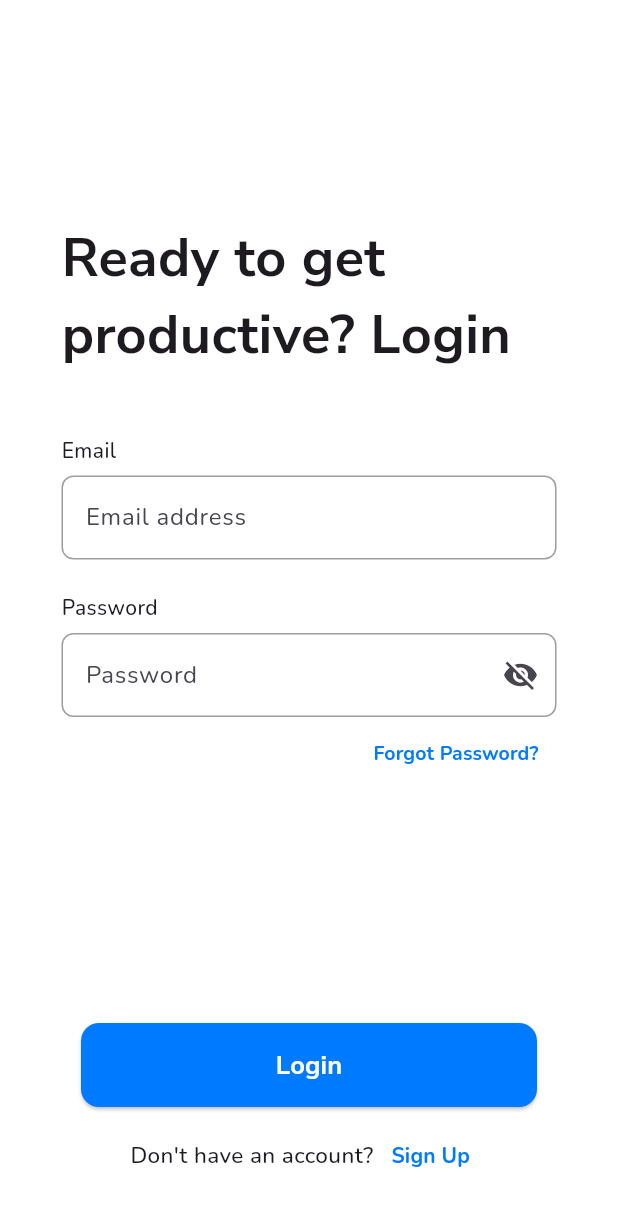
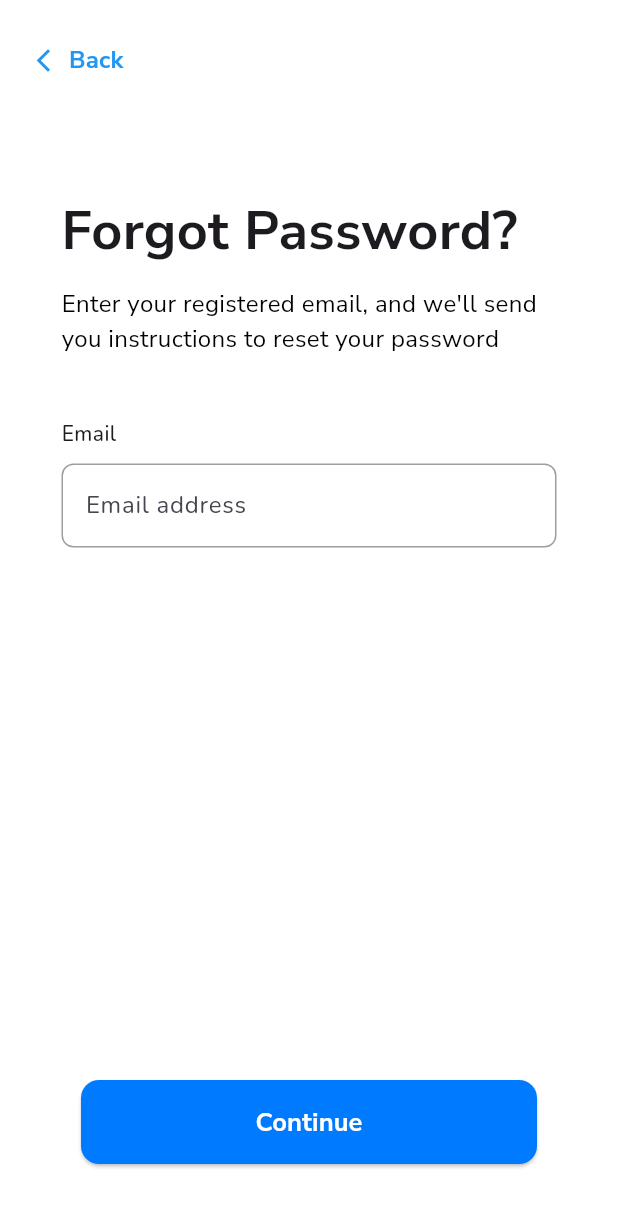
Before and after one commit to sowban-mohd/Notes-app-with-Flutter, a Flutter app: the screen it shows after launch, after a tap on "Skip", after a tap on "Forgot Password?", on a phone screen of 412 x 824 dp. Shown: the top 1207 px of the screen. Run offline on Flutter 3.47's test engine with Material 3 defaults, Android fonts, the phone set to English and light mode, and no system bars; our stand-ins replace firebase_auth, firebase_core, flutter_riverpod, go_router, google_fonts; missing offline and left inert: password_strength; accounts and stored records are empty; generated files the repository leaves out were written again.

Commit message:
Added a password reset screen and functionality, Authentication screens are complete!!

```diff
--- a/lib/main.dart
+++ b/lib/main.dart
@@ -1,5 +1,7 @@
 import 'package:flutter/material.dart';
 import 'package:go_router/go_router.dart';
+import 'package:notetakingapp1/screens/access_confirmation_screen.dart';
+import 'package:notetakingapp1/screens/forgot_password_screen.dart';
 import 'screens/login_screen.dart';
 import 'screens/obscreens.dart';
 import 'screens/signup_screen.dart';
@@ -34,16 +36,23 @@ final GoRouter _router = GoRouter(
       builder: (context, state) => OnboardingScreens(),
     ),
     GoRoute(
-      path: '/LoginScreen',
+      path: '/login',
       builder: (context, state) => LoginScreen(),
     ),
     GoRoute(
-      path: '/NotesScreen',
+      path: '/home',
       builder: (context, state) => NotesScreen(),
     ),
     GoRoute(
-      path: '/SignUpScreen',
+      path: '/signup',
       builder: (context, state) => SignUpScreen(),
+    ),
+    GoRoute(
+      path: '/password-reset',
+      builder: (context, state) => ForgotPasswordScreen(),
+      ),
+      GoRoute(path: '/access-confirm',
+      builder: (context, state) => AccessConfirmationScreen(),
     ),
   ],
 );
--- a/lib/providers/auth_state_provider.dart
+++ b/lib/providers/auth_state_provider.dart
@@ -28,7 +28,7 @@ class AuthStateNotifier extends StateNotifier<AuthState> {
 
   Future<void> authenticate(String email, String password,
       {bool isSignup = false}) async {
-        state = AuthState(isLoading: true);
+    state = AuthState(isLoading: true);
     if (email.isEmpty || password.isEmpty) {
       state = AuthState(
         emailError: email.isEmpty ? 'Email cannot be empty.' : null,
@@ -42,12 +42,30 @@ class AuthStateNotifier extends StateNotifier<AuthState> {
       if (isSignup) {
         await _auth.createUserWithEmailAndPassword(
             email: email, password: password);
-        state = AuthState(successMessage: 'Sign up is successful, Now login', isLoading: false);
+        state = AuthState(
+            successMessage: 'Sign up is successful, Now login',
+            isLoading: false);
       } else {
         await _auth.signInWithEmailAndPassword(
             email: email, password: password);
-        clearError();
+        state = AuthState(successMessage: 'Login is successful', isLoading: false);
       }
+    } on FirebaseAuthException catch (e) {
+      _handleAuthError(e);
+    }
+  }
+
+  void passwordreset(String email) async {
+    state = AuthState(isLoading: true);
+    if (email.isEmpty) {
+      state = AuthState(emailError: 'Email cannot be empty.', isLoading: false);
+      return;
+    }
+    try {
+      await _auth.sendPasswordResetEmail(email: email);
+      state = AuthState(
+          successMessage: 'Password reset email sent',
+          isLoading: false);
     } on FirebaseAuthException catch (e) {
       _handleAuthError(e);
     }
@@ -98,6 +116,5 @@ class AuthStateNotifier extends StateNotifier<AuthState> {
   }
 }
 
-
 final authStateProvider = StateNotifierProvider<AuthStateNotifier, AuthState>(
     (ref) => AuthStateNotifier());
--- a/lib/providers/controllers_provider.dart
+++ b/lib/providers/controllers_provider.dart
@@ -4,10 +4,12 @@ import 'package:flutter_riverpod/flutter_riverpod.dart';
 class Controllers {
   final LoginControllers loginControllers;
   final SignUpControllers signUpControllers;
+  final ForgotPasswordController forgotPasswordController;
 
   Controllers({
     required this.loginControllers,
     required this.signUpControllers,
+    required this.forgotPasswordController,
   });
 }
 
@@ -37,6 +39,16 @@ class SignUpControllers {
   }
 }
 
+class ForgotPasswordController {
+  final TextEditingController emailController;
+
+  const ForgotPasswordController({required this.emailController});
+
+  void dispose(){
+    emailController.dispose();
+  }
+}
+
 final controllersProvider = Provider.autoDispose((ref) {
   final loginControllers = LoginControllers(
       emailController: TextEditingController(),
@@ -45,14 +57,19 @@ final controllersProvider = Provider.autoDispose((ref) {
       emailController: TextEditingController(),
       passwordController: TextEditingController());
 
+  final forgotPasswordController = ForgotPasswordController(
+      emailController: TextEditingController());
+
   ref.onDispose(() {
     loginControllers.dispose();
     signupControllers.dispose();
+    forgotPasswordController.dispose();
   });
 
   return Controllers(
     loginControllers: loginControllers,
     signUpControllers: signupControllers,
+    forgotPasswordController: forgotPasswordController,
   );
 });
 
--- /dev/null
+++ b/lib/screens/forgot_password_screen.dart
@@ -0,0 +1,179 @@
+import 'package:flutter/material.dart';
+import 'package:flutter_riverpod/flutter_riverpod.dart';
+import 'package:go_router/go_router.dart';
+import 'package:google_fonts/google_fonts.dart';
+import 'package:notetakingapp1/providers/auth_state_provider.dart';
+import 'package:notetakingapp1/providers/controllers_provider.dart';
+
+class ForgotPasswordScreen extends ConsumerWidget {
+  const ForgotPasswordScreen({super.key});
+
+  @override
+  Widget build(BuildContext context, WidgetRef ref) {
+    final emailController =
+        ref.watch(controllersProvider).forgotPasswordController.emailController;
+    final authState = ref.watch(authStateProvider);
+    final authNotifier = ref.read(authStateProvider.notifier);
+
+    if (authState.generalError != null) {
+      WidgetsBinding.instance.addPostFrameCallback((_) {
+        ScaffoldMessenger.of(context).showSnackBar(
+          SnackBar(
+            content: Text(authState.generalError!),
+          ),
+        );
+      });
+    }
+
+    ref.listen(authStateProvider, (previous, next){
+      if(next.successMessage == 'Password reset email sent'){
+        context.go('/access-confirm');
+      }
+    });
+
+    return Scaffold(
+      backgroundColor: Colors.white,
+      body: SafeArea(
+        child: Padding(
+          padding:
+              EdgeInsets.only(left: 8.0, right: 8.0, top: 16.0, bottom: 48.0),
+          child: Column(
+            children: [
+              Expanded(
+                  child: SingleChildScrollView(
+                child: Column(
+                  children: [
+                    Align(
+                      alignment: Alignment.topLeft,
+                      child: TextButton.icon(
+                        onPressed: () {
+                          authNotifier.clearError();
+                          context.go('/login');
+                        },
+                        icon: const Icon(Icons.arrow_back_ios_new,
+                            color: Colors.blue),
+                        label: Text(
+                          "Back",
+                          style: GoogleFonts.nunitoSans(
+                            color: Colors.blue,
+                            fontSize: 16.0,
+                            fontWeight: FontWeight.bold,
+                          ),
+                        ),
+                      ),
+                    ),
+                    SizedBox(height: 64.0),
+                    Padding(
+                      padding: const EdgeInsets.symmetric(horizontal: 8.0),
+                      child: SizedBox(
+                        width: 330,
+                        child: Column(
+                          crossAxisAlignment: CrossAxisAlignment.start,
+                          children: [
+                            Text(
+                              'Forgot Password?',
+                              textAlign: TextAlign.center,
+                              style: GoogleFonts.nunitoSans(
+                                  fontSize: 36.0, fontWeight: FontWeight.w700),
+                            ),
+                            SizedBox(height: 12.0),
+                            Text(
+                              'Enter your registered email, and we\'ll send you instructions to reset your password',
+                              style: GoogleFonts.nunitoSans(
+                                fontSize: 16,
+                                color: Colors.black.withValues(alpha: 25.0),
+                              ),
+                            ),
+
+                            SizedBox(height: 42.0),
+
+                            //Email label
+                            Text('Email',
+                                style: GoogleFonts.nunito(
+                                    fontSize: 14.0,
+                                    fontWeight: FontWeight.w500)),
+                            const SizedBox(height: 10.0),
+                            //Email Textfield
+                            Theme(
+                              data: ThemeData(
+                                textSelectionTheme: TextSelectionThemeData(
+                                  cursorColor: Colors.blue,
+                                  selectionColor: Colors.blue.withAlpha(51),
+                                  selectionHandleColor: Colors.blue,
+                                ),
+                              ),
+                              child: TextField(
+                                controller: emailController,
+                                keyboardType: TextInputType.emailAddress,
+                                onTap: authNotifier.clearError,
+                                decoration: InputDecoration(
+                                  hintText: 'Email address',
+                                  hintStyle: GoogleFonts.nunito(),
+                                  enabledBorder: OutlineInputBorder(
+                                    borderRadius: BorderRadius.circular(8.0),
+                                    borderSide: BorderSide(
+                                      color: authState.emailError != null
+                                          ? Colors.red
+                                          : Colors.grey,
+                                    ),
+                                  ),
+                                  focusedBorder: OutlineInputBorder(
+                                    borderRadius: BorderRadius.circular(12.0),
+                                    borderSide: BorderSide(
+                                        color: authState.emailError != null
+                                            ? Colors.red
+                                            : Colors.blue,
+                                        width: 2.0),
+                                  ),
+                                ),
+                              ),
+                            ),
+                            const SizedBox(height: 6.0),
+                            //Email error message
+                            authState.emailError != null
+                                ? Text(authState.emailError!,
+                                    style: const TextStyle(color: Colors.red))
+                                : const SizedBox.shrink(),
+                          ],
+                        ),
+                      ),
+                    ),
+                  ],
+                ),
+              )),
+              ElevatedButton(
+                onPressed: () {
+                  authNotifier.passwordreset(emailController.text.trim());
+                },
+                style: ElevatedButton.styleFrom(
+                  minimumSize: const Size(304, 56),
+                  backgroundColor: const Color.fromRGBO(0, 122, 255, 1),
+                  shape: RoundedRectangleBorder(
+                    borderRadius: BorderRadius.circular(12.0),
+                  ),
+                ),
+                child: authState.isLoading
+                    ? SizedBox(
+                        width: 20,
+                        height: 20,
+                        child: CircularProgressIndicator(
+                          color: Colors.white,
+                          strokeWidth: 2,
+                        ),
+                      )
+                    : Text(
+                        'Continue',
+                        style: GoogleFonts.nunitoSans(
+                          fontSize: 17,
+                          fontWeight: FontWeight.w700,
+                          color: Colors.white,
+                        ),
+                      ),
+              ),
+            ],
+          ),
+        ),
+      ),
+    );
+  }
+}
--- a/lib/screens/obscreen1.dart
+++ b/lib/screens/obscreen1.dart
@@ -22,7 +22,7 @@ class OnboardingScreen1 extends ConsumerWidget {
             .goToPage(1); // Navigate to second screen
       },
       onSkip: () {
-        context.go('/LoginScreen');
+        context.go('/login');
       },
     );
   }
--- a/lib/screens/obscreen2.dart
+++ b/lib/screens/obscreen2.dart
@@ -27,7 +27,7 @@ class OnboardingScreen2 extends ConsumerWidget {
             .goToPage(0); // Navigate to previous screen
       },
       onSkip: () {
-        context.go('/LoginScreen');
+        context.go('/login');
       },
     );
   }
--- a/lib/screens/obscreen3.dart
+++ b/lib/screens/obscreen3.dart
@@ -16,7 +16,7 @@ class OnboardingScreen3 extends ConsumerWidget {
       description: 'Making your content legible has never been easier.',
       currentPage: currentPage,
       onNext: () {
-       context.go('/LoginScreen');
+       context.go('/login');
       },
       onBack: () {
         ref
--- a/lib/screens/signup_screen.dart
+++ b/lib/screens/signup_screen.dart
@@ -19,6 +19,7 @@ class SignUpScreen extends ConsumerWidget {
         ref.read(passwordStrengthProvider.notifier);
     final controllers = ref.watch(controllersProvider).signUpControllers;
     final isPasswordHidden = ref.watch(passwordVisibilityProvider);
+
     if (signUpState.generalError != null) {
       WidgetsBinding.instance.addPostFrameCallback((_) {
         ScaffoldMessenger.of(context).showSnackBar(
@@ -32,7 +33,7 @@ class SignUpScreen extends ConsumerWidget {
     ref.listen(authStateProvider, (previous, next) {
       if (next.successMessage != null) {
         // Navigate to login screen on successful signup
-        context.go('/LoginScreen');
+        context.go('/login');
       }
     });
 
@@ -95,7 +96,7 @@ class SignUpScreen extends ConsumerWidget {
       toggleText: 'Login',
       onToggle: () {
         signUpStateNotifier.clearError();
-        context.go('/LoginScreen');
+        context.go('/login');
       },
     );
   }
```
Also changed, not shown: lib/screens/access_confirmation_screen.dart (added, +124 -0 lines), lib/screens/login_screen.dart (+8 -2 lines).
